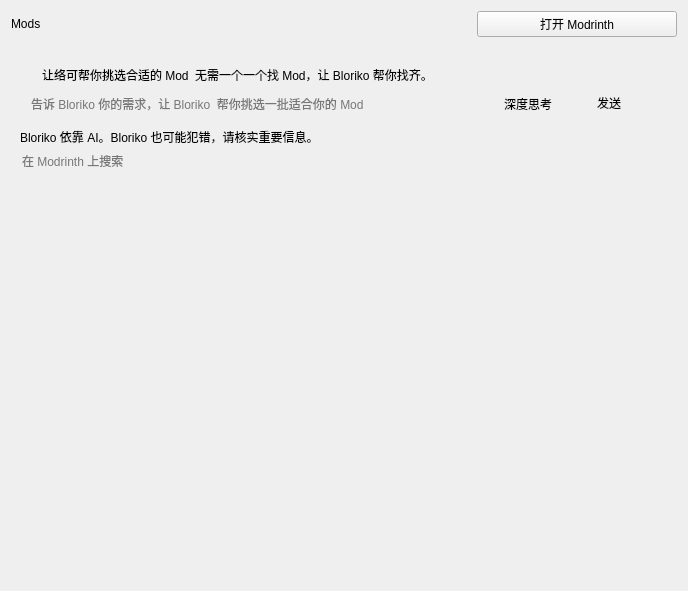
Above: ui/mods.ui from BloretCrew/Bloret-Launcher before the change. Below: the same form after it.
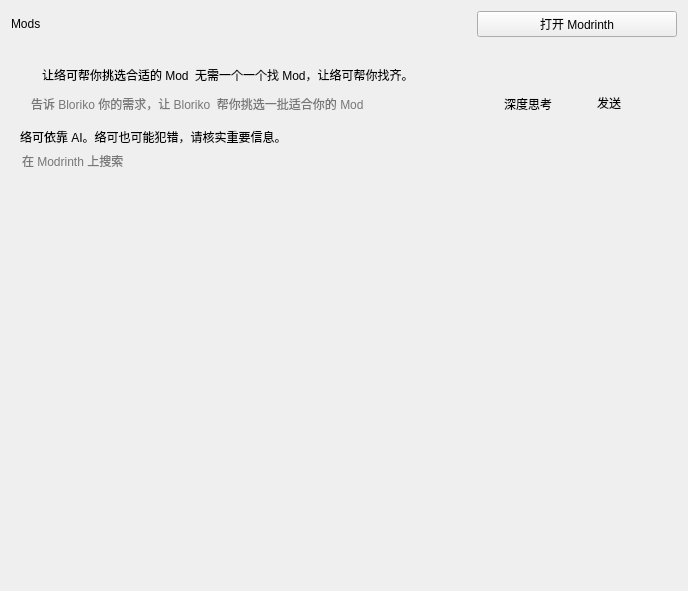
That is the form after the change. Icons and pictures are not drawn. Custom widgets are drawn as their Qt base class.

Commit message: 依雷达要求，需要将 Bloriko 全部改为络可

```diff
--- a/ui/mods.ui
+++ b/ui/mods.ui
@@ -123,7 +123,7 @@
             <item>
              <widget class="CaptionLabel" name="CaptionLabel">
               <property name="text">
-               <string>无需一个一个找 Mod，让 Bloriko 帮你找齐。</string>
+               <string>无需一个一个找 Mod，让络可帮你找齐。</string>
               </property>
              </widget>
             </item>
@@ -182,7 +182,7 @@
        <item>
         <widget class="CaptionLabel" name="Bloriko_Important_Info">
          <property name="text">
-          <string>Bloriko 依靠 AI。Bloriko 也可能犯错，请核实重要信息。</string>
+          <string>络可依靠 AI。络可也可能犯错，请核实重要信息。</string>
          </property>
          <property name="alignment">
           <set>Qt::AlignLeading|Qt::AlignLeft|Qt::AlignVCenter</set>
```
The commit also changes 6 other files.
